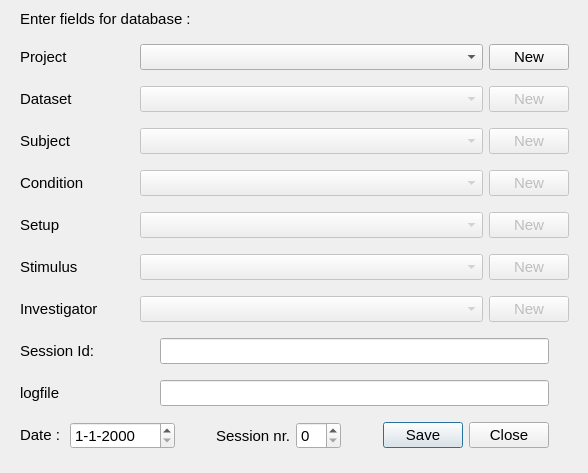
First picture: the form in design.ui, repository Herseninstituut/FYD_Python, before the edit.
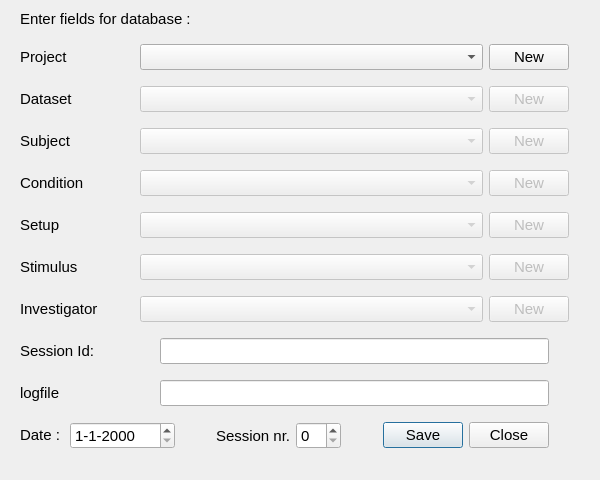
Second picture: the form after the edit. Icons and pictures are not drawn.

Patch:
```diff
--- a/design.ui
+++ b/design.ui
@@ -10,8 +10,8 @@
    <rect>
     <x>0</x>
     <y>0</y>
-    <width>588</width>
-    <height>473</height>
+    <width>600</width>
+    <height>480</height>
    </rect>
   </property>
   <property name="windowTitle">
```
